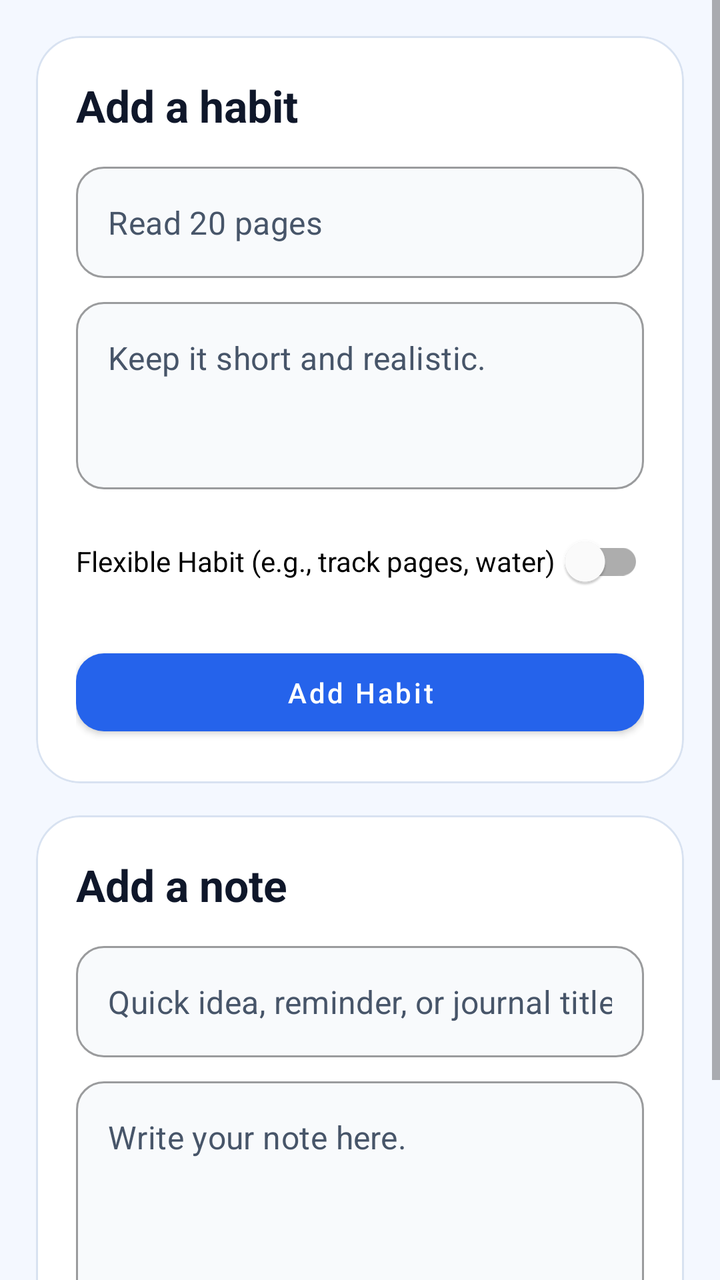
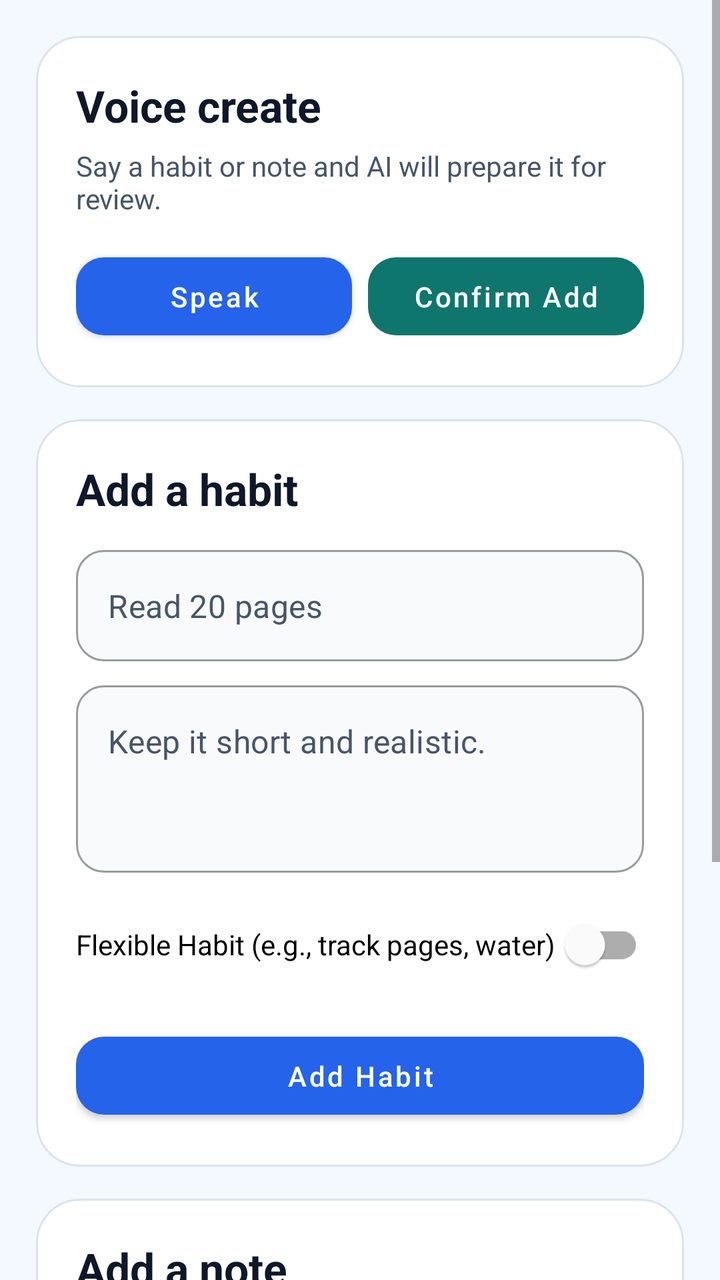

Before-and-after screenshots of an Android layout around one commit, followed by the original layout XML and the change that was made.
<!-- AndroidManifest.xml: application theme Theme.StreakUpHabbitTracker -->
<!-- res/layout/fragment_add_habit.xml -->
<?xml version="1.0" encoding="utf-8"?>
<ScrollView xmlns:android="http://schemas.android.com/apk/res/android"
    xmlns:app="http://schemas.android.com/apk/res-auto"
    android:layout_width="match_parent"
    android:layout_height="match_parent"
    android:fillViewport="true">

    <LinearLayout
        android:layout_width="match_parent"
        android:layout_height="wrap_content"
        android:orientation="vertical"
        android:padding="18dp">

        <com.google.android.material.card.MaterialCardView
            android:layout_width="match_parent"
            android:layout_height="wrap_content"
            app:cardBackgroundColor="@color/surface_card"
            app:cardCornerRadius="22dp"
            app:cardElevation="0dp"
            app:strokeColor="@color/stroke_soft"
            app:strokeWidth="1dp">

            <LinearLayout
                android:layout_width="match_parent"
                android:layout_height="wrap_content"
                android:orientation="vertical"
                android:padding="20dp">

                <TextView
                    android:layout_width="match_parent"
                    android:layout_height="wrap_content"
                    android:text="@string/create_habit_title"
                    android:textColor="@color/text_primary"
                    android:textSize="22sp"
                    android:textStyle="bold" />

                <com.google.android.material.textfield.TextInputLayout
                    style="@style/Widget.MaterialComponents.TextInputLayout.OutlinedBox"
                    android:layout_width="match_parent"
                    android:layout_height="wrap_content"
                    android:layout_marginTop="16dp"
                    app:boxBackgroundColor="@color/surface_card_alt"
                    app:boxCornerRadiusBottomEnd="14dp"
                    app:boxCornerRadiusBottomStart="14dp"
                    app:boxCornerRadiusTopEnd="14dp"
                    app:boxCornerRadiusTopStart="14dp"
                    app:hintEnabled="false">

                    <com.google.android.material.textfield.TextInputEditText
                        android:id="@+id/habitTitleInput"
                        android:layout_width="match_parent"
                        android:layout_height="wrap_content"
                        android:hint="@string/hint_habit_title"
                        android:inputType="textCapSentences"
                        android:maxLines="1"
                        android:textColor="@color/text_primary"
                        android:textColorHint="@color/text_secondary" />
                </com.google.android.material.textfield.TextInputLayout>

                <com.google.android.material.textfield.TextInputLayout
                    style="@style/Widget.MaterialComponents.TextInputLayout.OutlinedBox"
                    android:layout_width="match_parent"
                    android:layout_height="wrap_content"
                    android:layout_marginTop="12dp"
                    app:boxBackgroundColor="@color/surface_card_alt"
                    app:boxCornerRadiusBottomEnd="14dp"
                    app:boxCornerRadiusBottomStart="14dp"
                    app:boxCornerRadiusTopEnd="14dp"
                    app:boxCornerRadiusTopStart="14dp"
                    app:hintEnabled="false">

                    <com.google.android.material.textfield.TextInputEditText
                        android:id="@+id/habitNoteInput"
                        android:layout_width="match_parent"
                        android:layout_height="wrap_content"
                        android:gravity="top"
                        android:hint="@string/hint_habit_note"
                        android:inputType="textMultiLine"
                        android:minLines="3"
                        android:textColor="@color/text_primary"
                        android:textColorHint="@color/text_secondary" />
                </com.google.android.material.textfield.TextInputLayout>

                <com.google.android.material.switchmaterial.SwitchMaterial
                    android:id="@+id/habitFlexibleSwitch"
                    android:layout_width="match_parent"
                    android:layout_height="wrap_content"
                    android:layout_marginTop="12dp"
                    android:text="Flexible Habit (e.g., track pages, water)" />

                <LinearLayout
                    android:id="@+id/flexibleOptionsLayout"
                    android:layout_width="match_parent"
                    android:layout_height="wrap_content"
                    android:orientation="horizontal"
                    android:visibility="gone"
                    android:layout_marginTop="8dp">

                    <com.google.android.material.textfield.TextInputLayout
                        style="@style/Widget.MaterialComponents.TextInputLayout.OutlinedBox"
                        android:layout_width="0dp"
                        android:layout_height="wrap_content"
                        android:layout_weight="1"
                        android:layout_marginEnd="8dp">
                        <com.google.android.material.textfield.TextInputEditText
                            android:id="@+id/habitTargetInput"
                            android:layout_width="match_parent"
                            android:layout_height="wrap_content"
                            android:hint="Target (e.g., 10)"
                            android:inputType="number" />
                    </com.google.android.material.textfield.TextInputLayout>

                    <com.google.android.material.textfield.TextInputLayout
                        style="@style/Widget.MaterialComponents.TextInputLayout.OutlinedBox"
                        android:layout_width="0dp"
                        android:layout_height="wrap_content"
                        android:layout_weight="1">
                        <com.google.android.material.textfield.TextInputEditText
                            android:id="@+id/habitUnitInput"
                            android:layout_width="match_parent"
                            android:layout_height="wrap_content"
                            android:hint="Unit (e.g., pages)"
                            android:inputType="text" />
                    </com.google.android.material.textfield.TextInputLayout>
                </LinearLayout>

                <com.google.android.material.button.MaterialButton
                    android:id="@+id/addHabitButton"
                    android:layout_width="match_parent"
                    android:layout_height="wrap_content"
                    android:layout_marginTop="16dp"
                    android:paddingVertical="10dp"
                    android:text="@string/action_add_habit"
                    android:textAllCaps="false"
                    android:textColor="@color/white"
                    app:backgroundTint="@color/brand_primary"
                    app:cornerRadius="14dp" />
            </LinearLayout>

        </com.google.android.material.card.MaterialCardView>

        <com.google.android.material.card.MaterialCardView
            android:layout_width="match_parent"
            android:layout_height="wrap_content"
            android:layout_marginTop="16dp"
            app:cardBackgroundColor="@color/surface_card"
            app:cardCornerRadius="22dp"
            app:cardElevation="0dp"
            app:strokeColor="@color/stroke_soft"
            app:strokeWidth="1dp">

            <LinearLayout
                android:layout_width="match_parent"
                android:layout_height="wrap_content"
                android:orientation="vertical"
                android:padding="20dp">

                <TextView
                    android:layout_width="match_parent"
                    android:layout_height="wrap_content"
                    android:text="@string/create_note_title"
                    android:textColor="@color/text_primary"
                    android:textSize="22sp"
                    android:textStyle="bold" />

                <com.google.android.material.textfield.TextInputLayout
                    style="@style/Widget.MaterialComponents.TextInputLayout.OutlinedBox"
                    android:layout_width="match_parent"
                    android:layout_height="wrap_content"
                    android:layout_marginTop="16dp"
                    app:boxBackgroundColor="@color/surface_card_alt"
                    app:boxCornerRadiusBottomEnd="14dp"
                    app:boxCornerRadiusBottomStart="14dp"
                    app:boxCornerRadiusTopEnd="14dp"
                    app:boxCornerRadiusTopStart="14dp"
                    app:hintEnabled="false">

                    <com.google.android.material.textfield.TextInputEditText
                        android:id="@+id/noteTitleInput"
                        android:layout_width="match_parent"
                        android:layout_height="wrap_content"
                        android:hint="@string/hint_note_title"
                        android:inputType="textCapSentences"
                        android:maxLines="1"
                        android:textColor="@color/text_primary"
                        android:textColorHint="@color/text_secondary" />
                </com.google.android.material.textfield.TextInputLayout>

                <com.google.android.material.textfield.TextInputLayout
                    style="@style/Widget.MaterialComponents.TextInputLayout.OutlinedBox"
                    android:layout_width="match_parent"
                    android:layout_height="wrap_content"
                    android:layout_marginTop="12dp"
                    app:boxBackgroundColor="@color/surface_card_alt"
                    app:boxCornerRadiusBottomEnd="14dp"
                    app:boxCornerRadiusBottomStart="14dp"
                    app:boxCornerRadiusTopEnd="14dp"
                    app:boxCornerRadiusTopStart="14dp"
                    app:hintEnabled="false">

                    <com.google.android.material.textfield.TextInputEditText
                        android:id="@+id/noteBodyInput"
                        android:layout_width="match_parent"
                        android:layout_height="wrap_content"
                        android:gravity="top"
                        android:hint="@string/hint_note_body"
                        android:inputType="textMultiLine"
                        android:minLines="4"
                        android:textColor="@color/text_primary"
                        android:textColorHint="@color/text_secondary" />
                </com.google.android.material.textfield.TextInputLayout>

                <com.google.android.material.button.MaterialButton
                    android:id="@+id/addNoteButton"
                    android:layout_width="match_parent"
                    android:layout_height="wrap_content"
                    android:layout_marginTop="16dp"
                    android:paddingVertical="10dp"
                    android:text="@string/action_add_note"
                    android:textAllCaps="false"
                    android:textColor="@color/white"
                    app:backgroundTint="@color/brand_secondary"
                    app:cornerRadius="14dp" />
            </LinearLayout>

        </com.google.android.material.card.MaterialCardView>
    </LinearLayout>

</ScrollView>
<!-- resources referenced by this layout -->
<resources>
  <color name="brand_primary">#2563EB</color>
  <color name="brand_secondary">#0F766E</color>
  <color name="stroke_soft">#D8E2F1</color>
  <color name="surface_card">#FFFFFFFF</color>
  <color name="surface_card_alt">#F8FAFC</color>
  <color name="text_primary">#0F172A</color>
  <color name="text_secondary">#475569</color>
  <color name="white">#FFFFFFFF</color>
  <string name="action_add_habit">Add Habit</string>
  <string name="action_add_note">Add Note</string>
  <string name="create_habit_title">Add a habit</string>
  <string name="create_note_title">Add a note</string>
  <string name="hint_habit_note">Keep it short and realistic.</string>
  <string name="hint_habit_title">Read 20 pages</string>
  <string name="hint_note_body">Write your note here.</string>
  <string name="hint_note_title">Quick idea, reminder, or journal title</string>
  <style name="Theme.StreakUpHabbitTracker" parent="Theme.MaterialComponents.DayNight.NoActionBar">
          <item name="colorPrimary">@color/brand_primary</item>
          <item name="colorPrimaryVariant">@color/brand_primary_dark</item>
          <item name="colorOnPrimary">@color/white</item>
          <item name="colorSecondary">@color/brand_secondary</item>
          <item name="colorSecondaryVariant">@color/brand_secondary</item>
          <item name="colorOnSecondary">@color/white</item>
          <item name="android:statusBarColor">@color/surface_app</item>
          <item name="android:windowLightStatusBar">true</item>
          <item name="android:navigationBarColor">@color/surface_card</item>
          <item name="android:windowLightNavigationBar">true</item>
          <item name="android:windowBackground">@color/surface_app</item>
      </style>
  <color name="brand_primary_dark">#1D4ED8</color>
  <color name="surface_app">#F4F8FF</color>
</resources>

<!-- the commit's change to res/layout/fragment_add_habit.xml (unified diff, before → after) -->
@@ -29,112 +29,115 @@
                 <TextView
                     android:layout_width="match_parent"
                     android:layout_height="wrap_content"
-                    android:text="@string/create_habit_title"
+                    android:text="@string/voice_create_title"
                     android:textColor="@color/text_primary"
                     android:textSize="22sp"
                     android:textStyle="bold" />
 
-                <com.google.android.material.textfield.TextInputLayout
-                    style="@style/Widget.MaterialComponents.TextInputLayout.OutlinedBox"
-                    android:layout_width="match_parent"
-                    android:layout_height="wrap_content"
-                    android:layout_marginTop="16dp"
-                    app:boxBackgroundColor="@color/surface_card_alt"
-                    app:boxCornerRadiusBottomEnd="14dp"
-                    app:boxCornerRadiusBottomStart="14dp"
-                    app:boxCornerRadiusTopEnd="14dp"
-                    app:boxCornerRadiusTopStart="14dp"
-                    app:hintEnabled="false">
-
-                    <com.google.android.material.textfield.TextInputEditText
-                        android:id="@+id/habitTitleInput"
-                        android:layout_width="match_parent"
-                        android:layout_height="wrap_content"
-                        android:hint="@string/hint_habit_title"
-                        android:inputType="textCapSentences"
-                        android:maxLines="1"
-                        android:textColor="@color/text_primary"
-                        android:textColorHint="@color/text_secondary" />
-                </com.google.android.material.textfield.TextInputLayout>
-
-                <com.google.android.material.textfield.TextInputLayout
-                    style="@style/Widget.MaterialComponents.TextInputLayout.OutlinedBox"
-                    android:layout_width="match_parent"
+                <TextView
+                    android:id="@+id/voiceStatusText"
+                    android:layout_width="match_parent"
+                    android:layout_height="wrap_content"
+                    android:layout_marginTop="6dp"
+                    android:text="@string/voice_create_intro"
+                    android:textColor="@color/text_secondary"
+                    android:textSize="14sp" />
+
+                <ProgressBar
+                    android:id="@+id/voiceProgressBar"
+                    style="?android:attr/progressBarStyleSmall"
+                    android:layout_width="wrap_content"
                     android:layout_height="wrap_content"
                     android:layout_marginTop="12dp"
-                    app:boxBackgroundColor="@color/surface_card_alt"
-                    app:boxCornerRadiusBottomEnd="14dp"
-                    app:boxCornerRadiusBottomStart="14dp"
-                    app:boxCornerRadiusTopEnd="14dp"
-                    app:boxCornerRadiusTopStart="14dp"
-                    app:hintEnabled="false">
-
-                    <com.google.android.material.textfield.TextInputEditText
-                        android:id="@+id/habitNoteInput"
-                        android:layout_width="match_parent"
-                        android:layout_height="wrap_content"
-                        android:gravity="top"
-                        android:hint="@string/hint_habit_note"
-                        android:inputType="textMultiLine"
-                        android:minLines="3"
-                        android:textColor="@color/text_primary"
-                        android:textColorHint="@color/text_secondary" />
-                </com.google.android.material.textfield.TextInputLayout>
-
-                <com.google.android.material.switchmaterial.SwitchMaterial
-                    android:id="@+id/habitFlexibleSwitch"
-                    android:layout_width="match_parent"
-                    android:layout_height="wrap_content"
-                    android:layout_marginTop="12dp"
-                    android:text="Flexible Habit (e.g., track pages, water)" />
+                    android:indeterminate="true"
+                    android:visibility="gone" />
+
+                <com.google.android.material.card.MaterialCardView
+                    android:id="@+id/voiceDraftCard"
+                    android:layout_width="match_parent"
+                    android:layout_height="wrap_content"
+                    android:layout_marginTop="14dp"
+                    android:visibility="gone"
+                    app:cardBackgroundColor="@color/surface_card_alt"
+                    app:cardCornerRadius="14dp"
+                    app:cardElevation="0dp"
+                    app:strokeColor="@color/stroke_soft"
+                    app:strokeWidth="1dp">
+
+                    <LinearLayout
+                        android:layout_width="match_parent"
+                        android:layout_height="wrap_content"
+                        android:orientation="vertical"
+                        android:padding="14dp">
+
+                        <TextView
+                            android:layout_width="match_parent"
+                            android:layout_height="wrap_content"
+                            android:text="@string/voice_create_preview"
+                            android:textColor="@color/text_secondary"
+                            android:textSize="12sp"
+                            android:textStyle="bold" />
+
+                        <TextView
+                            android:id="@+id/voiceDraftTypeText"
+                            android:layout_width="match_parent"
+                            android:layout_height="wrap_content"
+                            android:layout_marginTop="6dp"
+                            android:textColor="@color/brand_primary"
+                            android:textSize="13sp"
+                            android:textStyle="bold" />
+
+                        <TextView
+                            android:id="@+id/voiceDraftTitleText"
+                            android:layout_width="match_parent"
+                            android:layout_height="wrap_content"
+                            android:layout_marginTop="4dp"
+                            android:textColor="@color/text_primary"
+                            android:textSize="18sp"
+                            android:textStyle="bold" />
+
+                        <TextView
+                            android:id="@+id/voiceDraftDetailsText"
+                            android:layout_width="match_parent"
+                            android:layout_height="wrap_content"
+                            android:layout_marginTop="4dp"
+                            android:textColor="@color/text_secondary"
+                            android:textSize="14sp" />
+                    </LinearLayout>
+                </com.google.android.material.card.MaterialCardView>
 
                 <LinearLayout
-                    android:id="@+id/flexibleOptionsLayout"
-                    android:layout_width="match_parent"
-                    android:layout_height="wrap_content"
-                    android:orientation="horizontal"
-                    android:visibility="gone"
-                    android:layout_marginTop="8dp">
-
-                    <com.google.android.material.textfield.TextInputLayout
-                        style="@style/Widget.MaterialComponents.TextInputLayout.OutlinedBox"
+                    android:layout_width="match_parent"
+                    android:layout_height="wrap_content"
+                    android:layout_marginTop="14dp"
+                    android:orientation="horizontal">
+
+                    <com.google.android.material.button.MaterialButton
+                        android:id="@+id/voiceCreateButton"
                         android:layout_width="0dp"
                         android:layout_height="wrap_content"
+                        android:layout_marginEnd="8dp"
                         android:layout_weight="1"
-                        android:layout_marginEnd="8dp">
-                        <com.google.android.material.textfield.TextInputEditText
-                            android:id="@+id/habitTargetInput"
-                            android:layout_width="match_parent"
-                            android:layout_height="wrap_content"
-                            android:hint="Target (e.g., 10)"
-                            android:inputType="number" />
-                    </com.google.android.material.textfield.TextInputLayout>
-
-                    <com.google.android.material.textfield.TextInputLayout
-                        style="@style/Widget.MaterialComponents.TextInputLayout.OutlinedBox"
+                        android:paddingVertical="10dp"
+                        android:text="@string/voice_create_listen"
+                        android:textAllCaps="false"
+                        android:textColor="@color/white"
+                        app:backgroundTint="@color/brand_primary"
+                        app:cornerRadius="14dp" />
+
+                    <com.google.android.material.button.MaterialButton
+                        android:id="@+id/voiceConfirmButton"
                         android:layout_width="0dp"
                         android:layout_height="wrap_content"
-                        android:layout_weight="1">
-                        <com.google.android.material.textfield.TextInputEditText
-                            android:id="@+id/habitUnitInput"
-                            android:layout_width="match_parent"
-                            android:layout_height="wrap_content"
-                            android:hint="Unit (e.g., pages)"
-                            android:inputType="text" />
-                    </com.google.android.material.textfield.TextInputLayout>
+                        android:layout_weight="1"
+                        android:enabled="false"
+                        android:paddingVertical="10dp"
+                        android:text="@string/voice_create_confirm"
+                        android:textAllCaps="false"
+                        android:textColor="@color/white"
+                        app:backgroundTint="@color/brand_secondary"
+                        app:cornerRadius="14dp" />
                 </LinearLayout>
-
-                <com.google.android.material.button.MaterialButton
-                    android:id="@+id/addHabitButton"
-                    android:layout_width="match_parent"
-                    android:layout_height="wrap_content"
-                    android:layout_marginTop="16dp"
-                    android:paddingVertical="10dp"
-                    android:text="@string/action_add_habit"
-                    android:textAllCaps="false"
-                    android:textColor="@color/white"
-                    app:backgroundTint="@color/brand_primary"
-                    app:cornerRadius="14dp" />
             </LinearLayout>
 
         </com.google.android.material.card.MaterialCardView>
@@ -158,6 +161,135 @@
                 <TextView
                     android:layout_width="match_parent"
                     android:layout_height="wrap_content"
+                    android:text="@string/create_habit_title"
+                    android:textColor="@color/text_primary"
+                    android:textSize="22sp"
+                    android:textStyle="bold" />
+
+                <com.google.android.material.textfield.TextInputLayout
+                    style="@style/Widget.MaterialComponents.TextInputLayout.OutlinedBox"
+                    android:layout_width="match_parent"
+                    android:layout_height="wrap_content"
+                    android:layout_marginTop="16dp"
+                    app:boxBackgroundColor="@color/surface_card_alt"
+                    app:boxCornerRadiusBottomEnd="14dp"
+                    app:boxCornerRadiusBottomStart="14dp"
+                    app:boxCornerRadiusTopEnd="14dp"
+                    app:boxCornerRadiusTopStart="14dp"
+                    app:hintEnabled="false">
+
+                    <com.google.android.material.textfield.TextInputEditText
+                        android:id="@+id/habitTitleInput"
+                        android:layout_width="match_parent"
+                        android:layout_height="wrap_content"
+                        android:hint="@string/hint_habit_title"
+                        android:inputType="textCapSentences"
+                        android:maxLines="1"
+                        android:textColor="@color/text_primary"
+                        android:textColorHint="@color/text_secondary" />
+                </com.google.android.material.textfield.TextInputLayout>
+
+                <com.google.android.material.textfield.TextInputLayout
+                    style="@style/Widget.MaterialComponents.TextInputLayout.OutlinedBox"
+                    android:layout_width="match_parent"
+                    android:layout_height="wrap_content"
+                    android:layout_marginTop="12dp"
+                    app:boxBackgroundColor="@color/surface_card_alt"
+                    app:boxCornerRadiusBottomEnd="14dp"
+                    app:boxCornerRadiusBottomStart="14dp"
+                    app:boxCornerRadiusTopEnd="14dp"
+                    app:boxCornerRadiusTopStart="14dp"
+                    app:hintEnabled="false">
+
+                    <com.google.android.material.textfield.TextInputEditText
+                        android:id="@+id/habitNoteInput"
+                        android:layout_width="match_parent"
+                        android:layout_height="wrap_content"
+                        android:gravity="top"
+                        android:hint="@string/hint_habit_note"
+                        android:inputType="textMultiLine"
+                        android:minLines="3"
+                        android:textColor="@color/text_primary"
+                        android:textColorHint="@color/text_secondary" />
+                </com.google.android.material.textfield.TextInputLayout>
+
+                <com.google.android.material.switchmaterial.SwitchMaterial
+                    android:id="@+id/habitFlexibleSwitch"
+                    android:layout_width="match_parent"
+                    android:layout_height="wrap_content"
+                    android:layout_marginTop="12dp"
+                    android:text="Flexible Habit (e.g., track pages, water)" />
+
+                <LinearLayout
+                    android:id="@+id/flexibleOptionsLayout"
+                    android:layout_width="match_parent"
+                    android:layout_height="wrap_content"
+                    android:orientation="horizontal"
+                    android:visibility="gone"
+                    android:layout_marginTop="8dp">
+
+                    <com.google.android.material.textfield.TextInputLayout
+                        style="@style/Widget.MaterialComponents.TextInputLayout.OutlinedBox"
+                        android:layout_width="0dp"
+                        android:layout_height="wrap_content"
+                        android:layout_weight="1"
+                        android:layout_marginEnd="8dp">
+                        <com.google.android.material.textfield.TextInputEditText
+                            android:id="@+id/habitTargetInput"
+                            android:layout_width="match_parent"
+                            android:layout_height="wrap_content"
+                            android:hint="Target (e.g., 10)"
+                            android:inputType="number" />
+                    </com.google.android.material.textfield.TextInputLayout>
+
+                    <com.google.android.material.textfield.TextInputLayout
+                        style="@style/Widget.MaterialComponents.TextInputLayout.OutlinedBox"
+                        android:layout_width="0dp"
+                        android:layout_height="wrap_content"
+                        android:layout_weight="1">
+                        <com.google.android.material.textfield.TextInputEditText
+                            android:id="@+id/habitUnitInput"
+                            android:layout_width="match_parent"
+                            android:layout_height="wrap_content"
+                            android:hint="Unit (e.g., pages)"
+                            android:inputType="text" />
+                    </com.google.android.material.textfield.TextInputLayout>
+                </LinearLayout>
+
+                <com.google.android.material.button.MaterialButton
+                    android:id="@+id/addHabitButton"
+                    android:layout_width="match_parent"
+                    android:layout_height="wrap_content"
+                    android:layout_marginTop="16dp"
+                    android:paddingVertical="10dp"
+                    android:text="@string/action_add_habit"
+                    android:textAllCaps="false"
+                    android:textColor="@color/white"
+                    app:backgroundTint="@color/brand_primary"
+                    app:cornerRadius="14dp" />
+            </LinearLayout>
+
+        </com.google.android.material.card.MaterialCardView>
+
+        <com.google.android.material.card.MaterialCardView
+            android:layout_width="match_parent"
+            android:layout_height="wrap_content"
+            android:layout_marginTop="16dp"
+            app:cardBackgroundColor="@color/surface_card"
+            app:cardCornerRadius="22dp"
+            app:cardElevation="0dp"
+            app:strokeColor="@color/stroke_soft"
+            app:strokeWidth="1dp">
+
+            <LinearLayout
+                android:layout_width="match_parent"
+                android:layout_height="wrap_content"
+                android:orientation="vertical"
+                android:padding="20dp">
+
+                <TextView
+                    android:layout_width="match_parent"
+                    android:layout_height="wrap_content"
                     android:text="@string/create_note_title"
                     android:textColor="@color/text_primary"
                     android:textSize="22sp"
<!-- resource entries referenced after the edit -->
@@ -16,6 +16,11 @@
   <string name="hint_habit_title">Read 20 pages</string>
   <string name="hint_note_body">Write your note here.</string>
   <string name="hint_note_title">Quick idea, reminder, or journal title</string>
+  <string name="voice_create_confirm">Confirm Add</string>
+  <string name="voice_create_intro">Say a habit or note and AI will prepare it for review.</string>
+  <string name="voice_create_listen">Speak</string>
+  <string name="voice_create_preview">AI draft</string>
+  <string name="voice_create_title">Voice create</string>
   <style name="Theme.StreakUpHabbitTracker" parent="Theme.MaterialComponents.DayNight.NoActionBar">
           <item name="colorPrimary">@color/brand_primary</item>
           <item name="colorPrimaryVariant">@color/brand_primary_dark</item>
